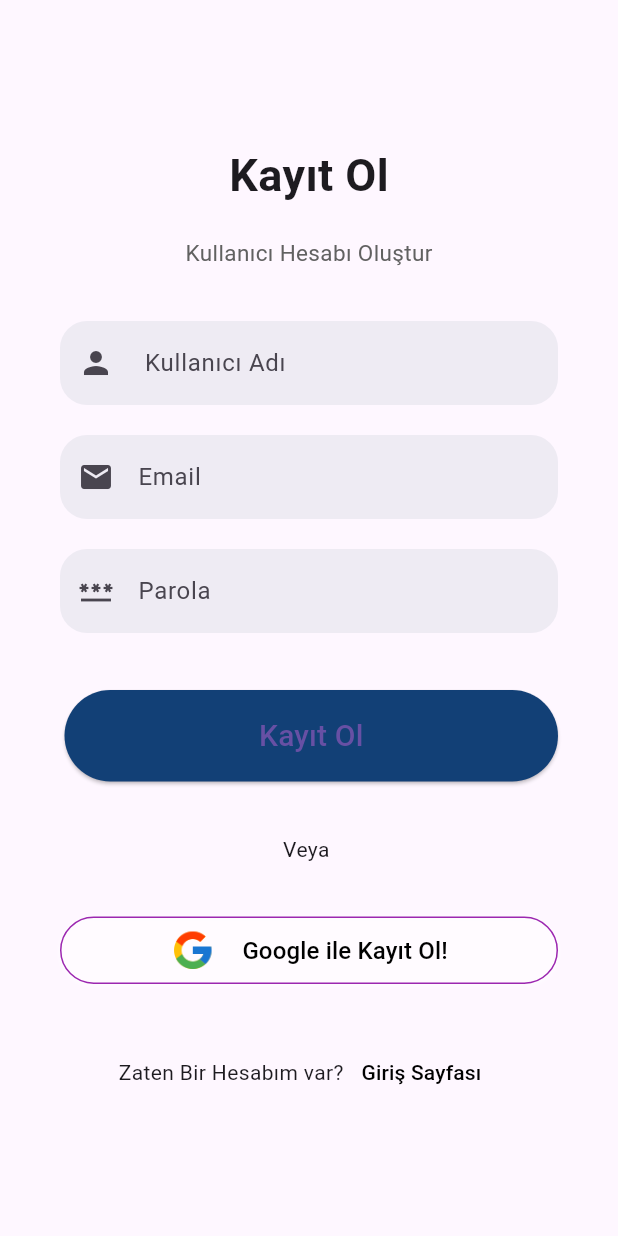
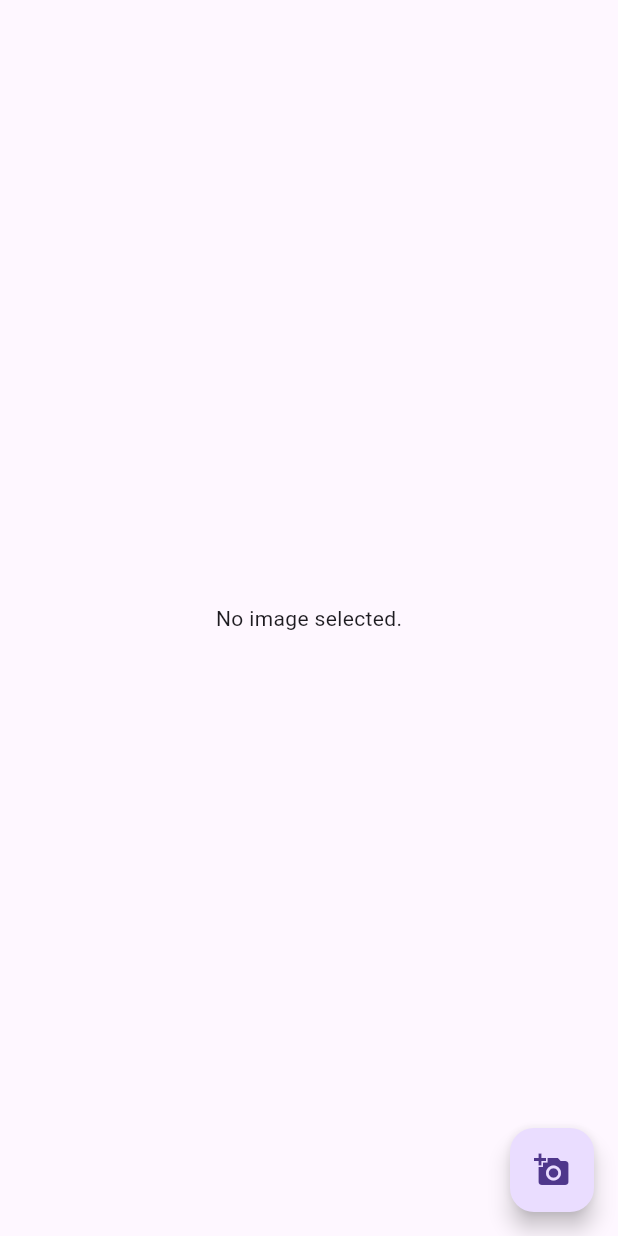
Before and after one commit to Arifcngk/I-KENT-Cloud, a Flutter app: the screen it shows after launch, on a phone screen of 412 x 824 dp. Run offline on Flutter 3.47's test engine with Material 3 defaults, Android fonts, the phone set to English and light mode, and no system bars; our stand-ins replace awesome_dialog, cloud_firestore, curved_navigation_bar, firebase_auth, firebase_core, get and 7 more; missing offline and left inert: gcloud; accounts and stored records are empty.

Commit message:
cloud image upload

```diff
--- a/lib/main.dart
+++ b/lib/main.dart
@@ -1,6 +1,9 @@
 import 'package:e_belediyecilik/firebase_options.dart';
 import 'package:e_belediyecilik/provider/auth_provider.dart';
-import 'package:e_belediyecilik/screens/auth/signup_page.dart';
+import 'package:e_belediyecilik/screens/auth/login_page.dart';
+import 'package:e_belediyecilik/screens/home_page.dart';
+import 'package:e_belediyecilik/screens/services_pages/road_notice.dart';
+import 'package:e_belediyecilik/screens/welcome_page.dart';
 
 import 'package:firebase_core/firebase_core.dart';
 import 'package:flutter/material.dart';
@@ -31,7 +34,7 @@ class MyApp extends StatelessWidget {
       child: const MaterialApp(
         title: 'E-Belediyecilik Uygulaması',
         debugShowCheckedModeBanner: false,
-        home: SignupPage(),
+        home: RoadNoticeScreen(),
       ),
     );
   }
--- a/lib/provider/auth_provider.dart
+++ b/lib/provider/auth_provider.dart
@@ -8,9 +8,9 @@ class AuthProvider extends ChangeNotifier {
 
   UserModel user = UserModel();
 // email ve parola ile giriş yap
-  Future register(String email, String password) async {
+  Future register(String name, String email, String password) async {
     try {
-      return authService.register(email, password);
+      return authService.register(name, email, password);
     } catch (e) {
       print(e.toString());
     }
--- /dev/null
+++ b/lib/screens/services_pages/road_notice.dart
@@ -0,0 +1,101 @@
+import 'package:e_belediyecilik/services/image_api_cloud.dart';
+import 'package:flutter/material.dart';
+import 'package:flutter/services.dart';
+import 'package:image_picker/image_picker.dart';
+import 'dart:io';
+import 'dart:typed_data';
+
+class RoadNoticeScreen extends StatefulWidget {
+  const RoadNoticeScreen({Key? key}) : super(key: key);
+
+  @override
+  State<RoadNoticeScreen> createState() => _RoadNoticeScreenState();
+}
+
+class _RoadNoticeScreenState extends State<RoadNoticeScreen> {
+  File? _image;
+  Uint8List? _imageBytes;
+  final picker = ImagePicker();
+  String? _imageName;
+  CloudApi? api;
+  bool isUploaded = false;
+  bool loading = false;
+
+  @override
+  void initState() {
+    super.initState();
+    rootBundle.loadString('assets/credentials.json').then((json) {
+      api = CloudApi(json);
+    });
+  }
+
+  void _getImage() async {
+    final pickedFile = await picker.pickImage(source: ImageSource.camera);
+
+    if (pickedFile != null) {
+      print(pickedFile.path);
+      setState(() {
+        _image = File(pickedFile.path);
+      });
+      _imageBytes = await _image!.readAsBytes();
+      _imageName = _image!.path.split('/').last;
+    } else {
+      print('No image selected.');
+    }
+  }
+
+  void _saveImage() async {
+    setState(() {
+      loading = true;
+    });
+    // Upload to Google cloud
+    final response = await api!.save(_imageName!, _imageBytes!);
+    print(response.downloadLink);
+    setState(() {
+      loading = false;
+      isUploaded = true;
+    });
+  }
+
+  @override
+  Widget build(BuildContext context) {
+    return Scaffold(
+      body: Center(
+          child: _imageBytes == null
+              ? Text('No image selected.')
+              : Stack(
+                  children: [
+                    Image.memory(_imageBytes!),
+                    if (loading)
+                      Center(
+                        child: CircularProgressIndicator(),
+                      ),
+                    isUploaded
+                        ? Center(
+                            child: CircleAvatar(
+                              radius: 40,
+                              backgroundColor: Colors.green,
+                              child: Icon(
+                                Icons.check,
+                                color: Colors.white,
+                                size: 60,
+                              ),
+                            ),
+                          )
+                        : Align(
+                            alignment: Alignment.bottomCenter,
+                            child: ElevatedButton(
+                              onPressed: _saveImage,
+                              child: Text('Save to cloud'),
+                            ),
+                          )
+                  ],
+                )),
+      floatingActionButton: FloatingActionButton(
+        onPressed: _getImage,
+        tooltip: 'Select image',
+        child: Icon(Icons.add_a_photo),
+      ),
+    );
+  }
+}
--- a/lib/screens/services_pages/services.dart
+++ b/lib/screens/services_pages/services.dart
@@ -1,6 +1,7 @@
 import 'package:e_belediyecilik/misc/colors.dart';
 import 'package:e_belediyecilik/screens/google_maps_marker_pages/map_page.dart';
 import 'package:e_belediyecilik/screens/services_pages/clean_city.dart';
+import 'package:e_belediyecilik/screens/services_pages/road_notice.dart';
 import 'package:flutter/cupertino.dart';
 import 'package:flutter/material.dart';
 
@@ -68,7 +69,7 @@ class _ServicesScreenState extends State<ServicesScreen> {
                 mainAxisSpacing: 30,
                 children: [
                   itemDashboard(' Yol İhbar   \n   Bildirimi', "img/path.png",
-                      CleanCityScreen(), 0),
+                      RoadNoticeScreen(), 0),
                   itemDashboard('Çevre temizlik \n     Bildirimi',
                       "img/trash.png", CleanCityScreen(), 1),
                   itemDashboard(
--- /dev/null
+++ b/lib/services/image_api_cloud.dart
@@ -0,0 +1,35 @@
+import 'dart:typed_data';
+
+import 'package:googleapis_auth/auth_io.dart' as auth;
+import 'package:gcloud/storage.dart';
+import 'package:mime/mime.dart';
+
+class CloudApi {
+  final auth.ServiceAccountCredentials _credentials;
+  auth.AutoRefreshingAuthClient? _client;
+
+  CloudApi(String json)
+      : _credentials = auth.ServiceAccountCredentials.fromJson(json);
+
+  Future<ObjectInfo> save(String name, Uint8List imgBytes) async {
+    // Create a client
+    if (_client == null)
+      _client =
+          await auth.clientViaServiceAccount(_credentials, Storage.SCOPES);
+
+    // Instantiate objects to cloud storage
+    var storage = Storage(_client!, 'Image Upload Google Storage');
+    var bucket = storage.bucket('ihbaryol');
+
+    // Save to bucket
+    final timestamp = DateTime.now().millisecondsSinceEpoch;
+    final type = lookupMimeType(name);
+    return await bucket.writeBytes(name, imgBytes,
+        metadata: ObjectMetadata(
+          contentType: type,
+          custom: {
+            'timestamp': '$timestamp',
+          },
+        ));
+  }
+}
--- a/pubspec.yaml
+++ b/pubspec.yaml
@@ -50,6 +50,9 @@ dependencies:
   awesome_dialog: ^3.2.0
   google_sign_in: ^6.1.6
   http: ^1.1.0
+  gcloud: ^0.8.12
+  googleapis_auth: ^1.4.1
+  mime: ^1.0.4
 
 
 
@@ -79,6 +82,8 @@ flutter:
   # To add assets to your application, add an assets section, like this:
   assets:
     - img/
+    - assets/credentials.json
+
 
 
   # An image asset can refer to one or more resolution-specific "variants", see
```
Also changed, not shown: lib/screens/auth/loading.dart (deleted, +0 -59 lines), lib/screens/auth/login_page.dart (+36 -48 lines), lib/screens/auth/signup_page.dart (+40 -7 lines), lib/screens/home_page.dart (+23 -1 lines), lib/services/auth_service.dart (+32 -6 lines), lib/services/user_service.dart (deleted, +0 -111 lines), lib/widget/responsive_btn.dart (deleted, +0 -38 lines), lib/screens/auth/auth_partials.dart (deleted), pubspec.lock, 1 other file.
